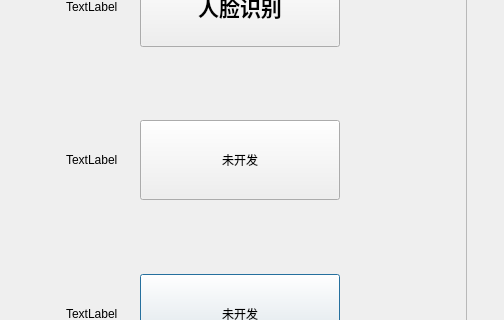
Qt form src/admin_system.ui (wangrichaoren/ToolBox) before a commit; both pictures show x 93 to 597 and y 341 to 661 of the 597 by 801 pixel window.
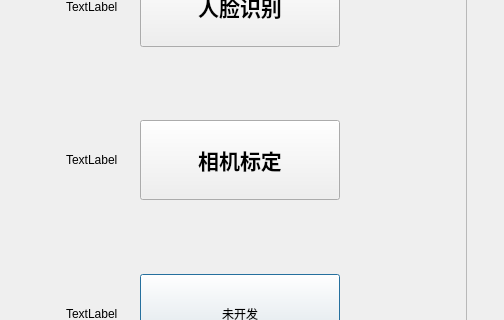
The same form after that commit.

Commit message: feat: 新增相机标定相关代码

```diff
--- a/src/admin_system.ui
+++ b/src/admin_system.ui
@@ -175,8 +175,15 @@
            <height>80</height>
           </size>
          </property>
+         <property name="font">
+          <font>
+           <pointsize>16</pointsize>
+           <weight>75</weight>
+           <bold>true</bold>
+          </font>
+         </property>
          <property name="text">
-          <string>未开发</string>
+          <string>相机标定</string>
          </property>
         </widget>
        </item>
```
The commit also changes 23 other files.
